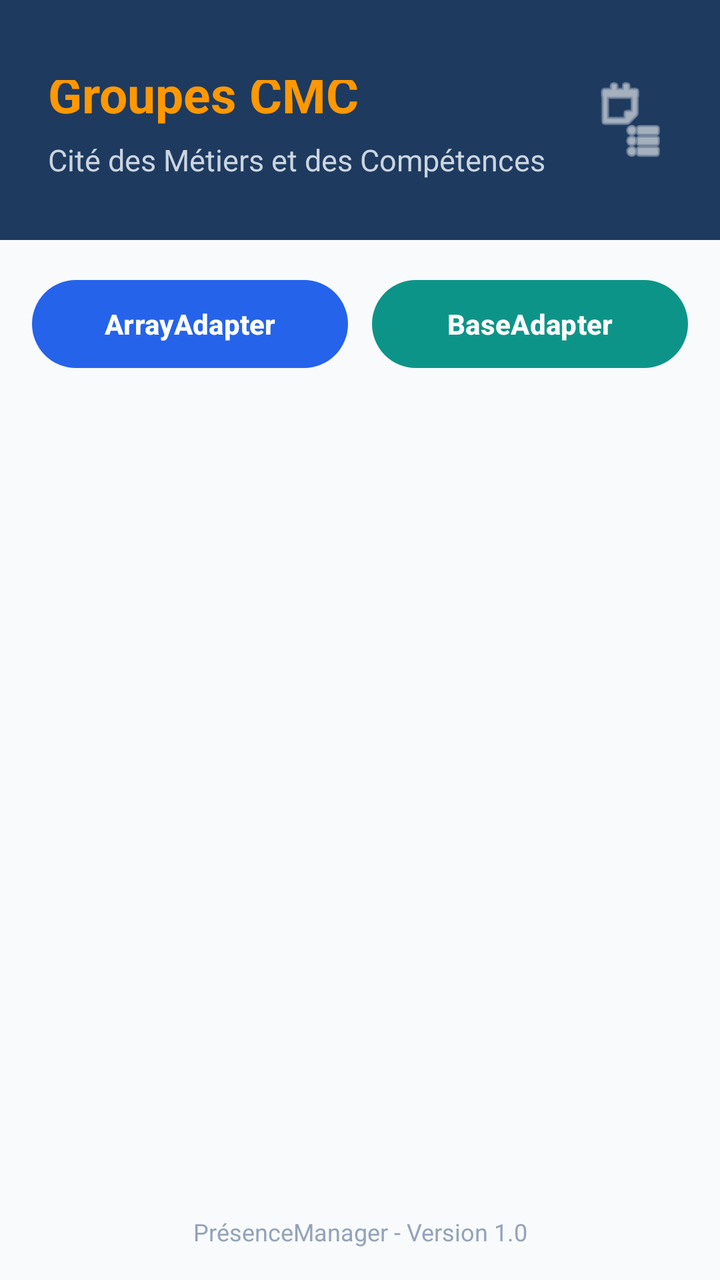
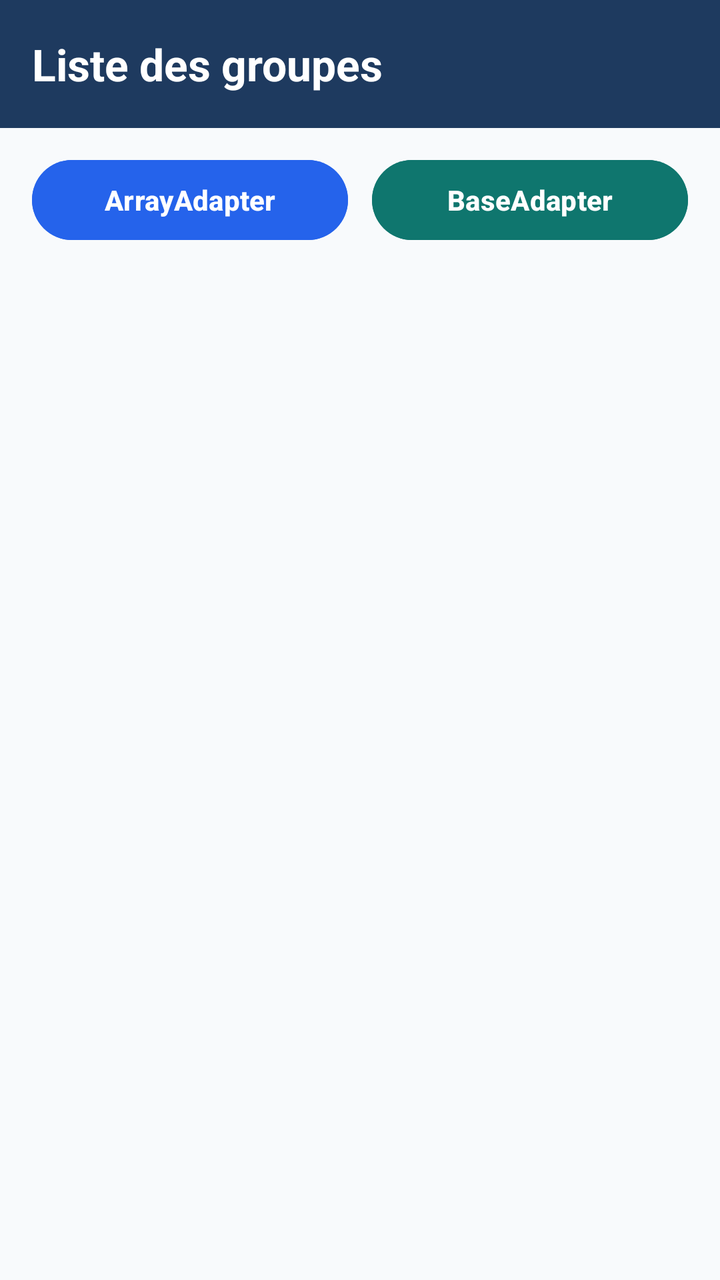

Compare the two renders of this Android layout. The source of the first and the diff that turns it into the second are given below.
<!-- AndroidManifest.xml: application theme Theme.PresenceManager -->
<!-- res/layout/activity_groupes.xml -->
<?xml version="1.0" encoding="utf-8"?>
<LinearLayout xmlns:android="http://schemas.android.com/apk/res/android"
    xmlns:app="http://schemas.android.com/apk/res-auto"
    android:id="@+id/layoutGroupes"
    android:layout_width="match_parent"
    android:layout_height="match_parent"
    android:background="#F8FAFC"
    android:orientation="vertical">

    
    <RelativeLayout
        android:id="@+id/layoutHeaderGroupes"
        android:layout_width="match_parent"
        android:layout_height="wrap_content"
        android:minHeight="120dp"
        android:background="#1E3A5F"
        android:paddingStart="24dp"
        android:paddingEnd="24dp"
        android:paddingTop="40dp"
        android:paddingBottom="16dp">

        <LinearLayout
            android:layout_width="wrap_content"
            android:layout_height="wrap_content"
            android:orientation="vertical"
            android:layout_centerVertical="true"
            android:layout_alignParentStart="true"
            android:layout_toStartOf="@id/imgHeaderIconGroupes">

            <TextView
                android:id="@+id/txtTitreGroupes"
                android:layout_width="wrap_content"
                android:layout_height="wrap_content"
                android:text="@string/titre_groupes_cmc"
                android:textSize="25sp"
                android:textStyle="bold"
                android:textColor="#FF9800" />

            <TextView
                android:id="@+id/txtSubtitleGroupes"
                android:layout_width="wrap_content"
                android:layout_height="wrap_content"
                android:layout_marginTop="6dp"
                android:text="@string/subtitre_groupes_cmc"
                android:textSize="15sp"
                android:textColor="#CBD5E1" />
        </LinearLayout>

        <ImageView
            android:id="@+id/imgHeaderIconGroupes"
            android:layout_width="42dp"
            android:layout_height="42dp"
            android:layout_alignParentEnd="true"
            android:layout_centerVertical="true"
            android:src="@android:drawable/ic_menu_agenda"
            android:contentDescription="@string/titre_groupes_cmc"
            app:tint="#FFFFFF" />

    </RelativeLayout>

    
    <LinearLayout
        android:layout_width="match_parent"
        android:layout_height="0dp"
        android:layout_weight="1"
        android:orientation="vertical"
        android:padding="16dp">



        
        <LinearLayout
            android:id="@+id/layoutAdaptersGroupes"
            android:layout_width="match_parent"
            android:layout_height="wrap_content"
            android:orientation="horizontal"
            android:baselineAligned="false"
            android:layout_marginBottom="16dp">

            <com.google.android.material.button.MaterialButton
                android:id="@+id/btnArrayAdapter"
                android:layout_width="0dp"
                android:layout_height="52dp"
                android:layout_weight="1"
                android:layout_marginEnd="6dp"
                android:text="@string/btn_array_adapter"
                android:textColor="#FFFFFF"
                android:textSize="14sp"
                android:textStyle="bold"
                app:cornerRadius="26dp"
                app:backgroundTint="#2563EB" />

            <com.google.android.material.button.MaterialButton
                android:id="@+id/btnBaseAdapter"
                android:layout_width="0dp"
                android:layout_height="52dp"
                android:layout_weight="1"
                android:layout_marginStart="6dp"
                android:text="@string/btn_base_adapter"
                android:textColor="#FFFFFF"
                android:textSize="14sp"
                android:textStyle="bold"
                app:cornerRadius="26dp"
                app:backgroundTint="#0D9488" />
        </LinearLayout>

        
        <ListView
            android:id="@+id/listGroupesCMC"
            android:layout_width="match_parent"
            android:layout_height="match_parent"
            android:divider="@null"
            android:dividerHeight="10dp"
            android:scrollbars="vertical" />

    </LinearLayout>

    
    <TextView
        android:id="@+id/txtFooterGroupes"
        android:layout_width="match_parent"
        android:layout_height="wrap_content"
        android:layout_marginBottom="16dp"
        android:text="@string/footer_dashboard"
        android:textSize="12sp"
        android:textColor="#94A3B8"
        android:gravity="center" />

</LinearLayout>
<!-- resources referenced by this layout -->
<resources>
  <string name="btn_array_adapter">ArrayAdapter</string>
  <string name="btn_base_adapter">BaseAdapter</string>
  <string name="footer_dashboard">Pr\u00E9senceManager - Version 1.0</string>
  <string name="subtitre_groupes_cmc">Cit\u00E9 des M\u00E9tiers et des Comp\u00E9tences</string>
  <string name="titre_groupes_cmc">Groupes CMC</string>
  <style name="Theme.PresenceManager" parent="Base.Theme.PresenceManager" />
  <style name="Base.Theme.PresenceManager" parent="Theme.Material3.DayNight.NoActionBar">
          
          <item name="windowActionModeOverlay">true</item>
          <item name="actionModeBackground">@color/navy_blue</item>
      </style>
  <color name="navy_blue">#1E3A5F</color>
</resources>

<!-- the commit's change to res/layout/activity_groupes.xml (unified diff, before → after) -->
@@ -1,129 +1,66 @@
 <?xml version="1.0" encoding="utf-8"?>
 <LinearLayout xmlns:android="http://schemas.android.com/apk/res/android"
-    xmlns:app="http://schemas.android.com/apk/res-auto"
     android:id="@+id/layoutGroupes"
     android:layout_width="match_parent"
     android:layout_height="match_parent"
-    android:background="#F8FAFC"
-    android:orientation="vertical">
+    android:orientation="vertical"
+    android:background="#F8FAFC">
 
     
-    <RelativeLayout
-        android:id="@+id/layoutHeaderGroupes"
+    <TextView
         android:layout_width="match_parent"
-        android:layout_height="wrap_content"
-        android:minHeight="120dp"
+        android:layout_height="64dp"
         android:background="#1E3A5F"
-        android:paddingStart="24dp"
-        android:paddingEnd="24dp"
-        android:paddingTop="40dp"
-        android:paddingBottom="16dp">
-
-        <LinearLayout
-            android:layout_width="wrap_content"
-            android:layout_height="wrap_content"
-            android:orientation="vertical"
-            android:layout_centerVertical="true"
-            android:layout_alignParentStart="true"
-            android:layout_toStartOf="@id/imgHeaderIconGroupes">
-
-            <TextView
-                android:id="@+id/txtTitreGroupes"
-                android:layout_width="wrap_content"
-                android:layout_height="wrap_content"
-                android:text="@string/titre_groupes_cmc"
-                android:textSize="25sp"
-                android:textStyle="bold"
-                android:textColor="#FF9800" />
-
-            <TextView
-                android:id="@+id/txtSubtitleGroupes"
-                android:layout_width="wrap_content"
-                android:layout_height="wrap_content"
-                android:layout_marginTop="6dp"
-                android:text="@string/subtitre_groupes_cmc"
-                android:textSize="15sp"
-                android:textColor="#CBD5E1" />
-        </LinearLayout>
-
-        <ImageView
-            android:id="@+id/imgHeaderIconGroupes"
-            android:layout_width="42dp"
-            android:layout_height="42dp"
-            android:layout_alignParentEnd="true"
-            android:layout_centerVertical="true"
-            android:src="@android:drawable/ic_menu_agenda"
-            android:contentDescription="@string/titre_groupes_cmc"
-            app:tint="#FFFFFF" />
-
-    </RelativeLayout>
+        android:gravity="center_vertical"
+        android:paddingStart="16dp"
+        android:text="Liste des groupes"
+        android:textColor="#FFFFFF"
+        android:textSize="22sp"
+        android:textStyle="bold" />
 
     
     <LinearLayout
+        android:id="@+id/layoutChoixAdapter"
+        android:layout_width="match_parent"
+        android:layout_height="wrap_content"
+        android:orientation="horizontal"
+        android:paddingStart="16dp"
+        android:paddingEnd="16dp"
+        android:paddingTop="12dp"
+        android:paddingBottom="12dp">
+
+        <Button
+            android:id="@+id/btnArrayAdapter"
+            android:layout_width="0dp"
+            android:layout_height="48dp"
+            android:layout_weight="1"
+            android:layout_marginEnd="6dp"
+            android:text="ArrayAdapter"
+            android:textAllCaps="false"
+            android:textStyle="bold"
+            android:textColor="#FFFFFF"
+            android:backgroundTint="#2563EB" />
+
+        <Button
+            android:id="@+id/btnBaseAdapter"
+            android:layout_width="0dp"
+            android:layout_height="48dp"
+            android:layout_weight="1"
+            android:layout_marginStart="6dp"
+            android:text="BaseAdapter"
+            android:textAllCaps="false"
+            android:textStyle="bold"
+            android:textColor="#FFFFFF"
+            android:backgroundTint="#0F766E" />
+    </LinearLayout>
+
+    
+    <ListView
+        android:id="@+id/lvGroupes"
         android:layout_width="match_parent"
         android:layout_height="0dp"
         android:layout_weight="1"
-        android:orientation="vertical"
-        android:padding="16dp">
-
-
-
-        
-        <LinearLayout
-            android:id="@+id/layoutAdaptersGroupes"
-            android:layout_width="match_parent"
-            android:layout_height="wrap_content"
-            android:orientation="horizontal"
-            android:baselineAligned="false"
-            android:layout_marginBottom="16dp">
-
-            <com.google.android.material.button.MaterialButton
-                android:id="@+id/btnArrayAdapter"
-                android:layout_width="0dp"
-                android:layout_height="52dp"
-                android:layout_weight="1"
-                android:layout_marginEnd="6dp"
-                android:text="@string/btn_array_adapter"
-                android:textColor="#FFFFFF"
-                android:textSize="14sp"
-                android:textStyle="bold"
-                app:cornerRadius="26dp"
-                app:backgroundTint="#2563EB" />
-
-            <com.google.android.material.button.MaterialButton
-                android:id="@+id/btnBaseAdapter"
-                android:layout_width="0dp"
-                android:layout_height="52dp"
-                android:layout_weight="1"
-                android:layout_marginStart="6dp"
-                android:text="@string/btn_base_adapter"
-                android:textColor="#FFFFFF"
-                android:textSize="14sp"
-                android:textStyle="bold"
-                app:cornerRadius="26dp"
-                app:backgroundTint="#0D9488" />
-        </LinearLayout>
-
-        
-        <ListView
-            android:id="@+id/listGroupesCMC"
-            android:layout_width="match_parent"
-            android:layout_height="match_parent"
-            android:divider="@null"
-            android:dividerHeight="10dp"
-            android:scrollbars="vertical" />
-
-    </LinearLayout>
-
-    
-    <TextView
-        android:id="@+id/txtFooterGroupes"
-        android:layout_width="match_parent"
-        android:layout_height="wrap_content"
-        android:layout_marginBottom="16dp"
-        android:text="@string/footer_dashboard"
-        android:textSize="12sp"
-        android:textColor="#94A3B8"
-        android:gravity="center" />
+        android:divider="#E2E8F0"
+        android:dividerHeight="1dp" />
 
 </LinearLayout>
<!-- resource entries referenced after the edit -->
@@ -1,10 +1,5 @@
 <!-- resources referenced by this layout -->
 <resources>
-  <string name="btn_array_adapter">ArrayAdapter</string>
-  <string name="btn_base_adapter">BaseAdapter</string>
-  <string name="footer_dashboard">Pr\u00E9senceManager - Version 1.0</string>
-  <string name="subtitre_groupes_cmc">Cit\u00E9 des M\u00E9tiers et des Comp\u00E9tences</string>
-  <string name="titre_groupes_cmc">Groupes CMC</string>
   <style name="Theme.PresenceManager" parent="Base.Theme.PresenceManager" />
   <style name="Base.Theme.PresenceManager" parent="Theme.Material3.DayNight.NoActionBar">
           
